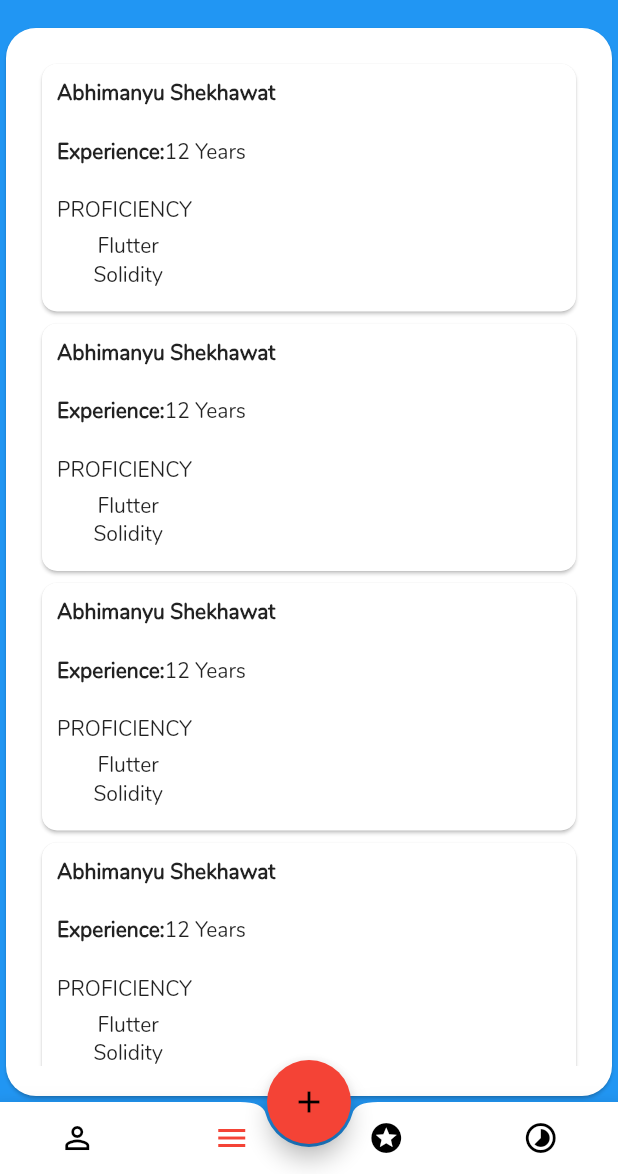
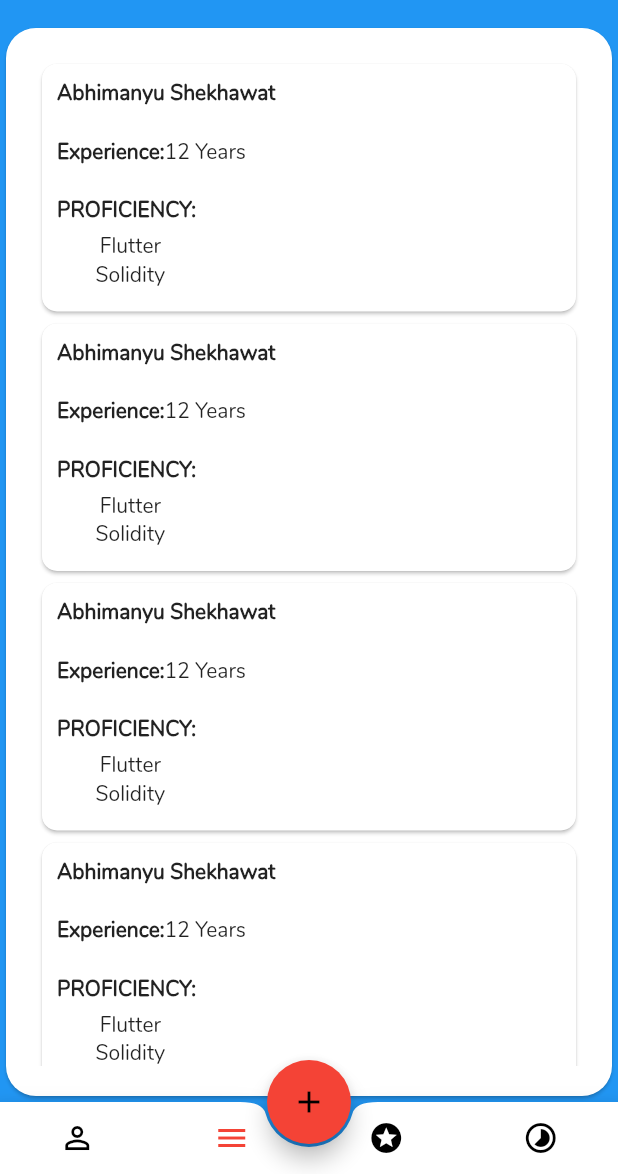
Before and after one commit to Abhimanyu121/flutter_mentor, a Flutter app: the screen it shows after launch, item 2 of the bottom bar chosen, on a phone screen of 412 x 824 dp, the part 62-1236 px from its top. Run offline on Flutter 3.47's test engine with Material 2 defaults, Android fonts, the phone set to English and light mode, and no system bars.

Commit message:
Modified dummy stuff

```diff
--- a/lib/list.dart
+++ b/lib/list.dart
@@ -44,7 +44,7 @@ class _list_ui extends State<List_tab>{
                        padding: EdgeInsets.all(10) ,
                        child: Column(
                          children: <Widget>[
-                           Text("PROFICIENCY"),
+                           Text("PROFICIENCY:",style:TextStyle(fontWeight:FontWeight.bold,) ),
                            Padding(
                              padding: EdgeInsets.fromLTRB(10, 5, 5, 5),
                              child: Column(
@@ -83,7 +83,7 @@ class _list_ui extends State<List_tab>{
                          padding: EdgeInsets.all(10) ,
                          child: Column(
                            children: <Widget>[
-                             Text("PROFICIENCY"),
+                             Text("PROFICIENCY:",style:TextStyle(fontWeight:FontWeight.bold,) ),
                              Padding(
                                padding: EdgeInsets.fromLTRB(10, 5, 5, 5),
                                child: Column(
@@ -122,7 +122,7 @@ class _list_ui extends State<List_tab>{
                          padding: EdgeInsets.all(10) ,
                          child: Column(
                            children: <Widget>[
-                             Text("PROFICIENCY"),
+                             Text("PROFICIENCY:",style:TextStyle(fontWeight:FontWeight.bold,) ),
                              Padding(
                                padding: EdgeInsets.fromLTRB(10, 5, 5, 5),
                                child: Column(
@@ -161,7 +161,7 @@ class _list_ui extends State<List_tab>{
                          padding: EdgeInsets.all(10) ,
                          child: Column(
                            children: <Widget>[
-                             Text("PROFICIENCY"),
+                             Text("PROFICIENCY:", style:TextStyle(fontWeight:FontWeight.bold,) ,),
                              Padding(
                                padding: EdgeInsets.fromLTRB(10, 5, 5, 5),
                                child: Column(
```
